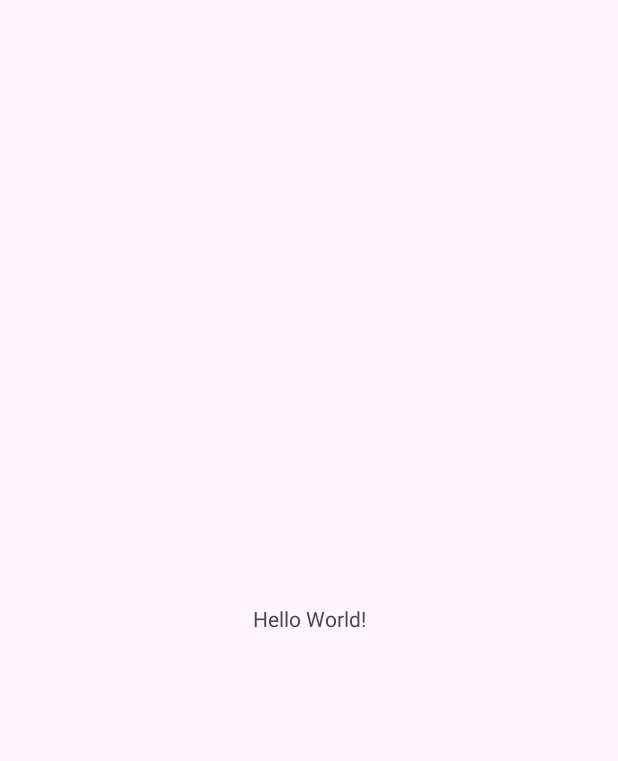
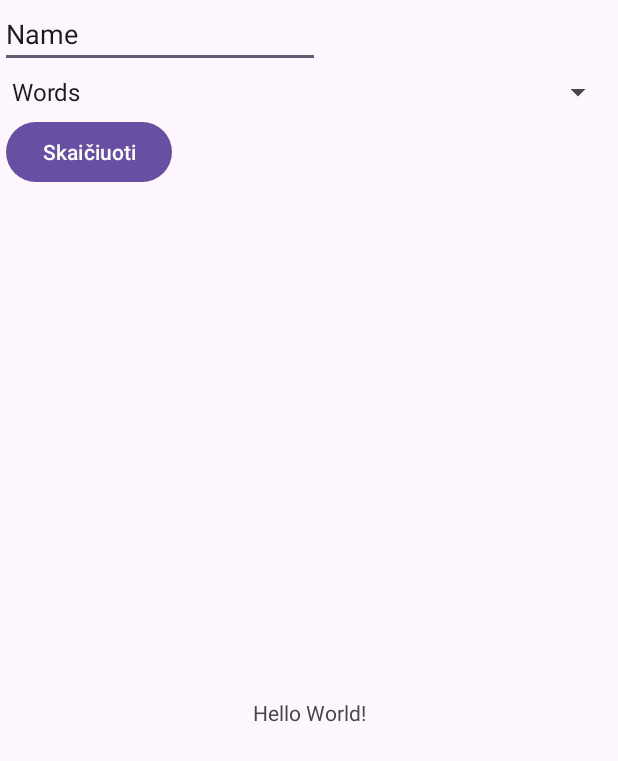
Before and after one commit to JotautasMasys/2LabDarb_10.03, an Android app: the screen it shows after launch (MainActivity), on a phone screen of 412 x 824 dp. Before the commit the part shown is almost empty. Shown: the top 761 px of the screen. Run offline under Robolectric (Android 15) with nearby library versions, the phone set to English and light mode, and no system bars.

Commit message:
Antras commit

```diff
--- a/app/src/main/java/com/example/a2labdarb_1003/MainActivity.java
+++ b/app/src/main/java/com/example/a2labdarb_1003/MainActivity.java
@@ -3,12 +3,64 @@ package com.example.a2labdarb_1003;
 import androidx.appcompat.app.AppCompatActivity;
 
 import android.os.Bundle;
+import android.view.View;
+import android.widget.ArrayAdapter;
+import android.widget.Button;
+import android.widget.EditText;
+import android.util.Log;
+import android.widget.Spinner;
+import android.widget.TextView;
+import android.widget.Toast;
+
 
 public class MainActivity extends AppCompatActivity {
+
+    EditText editUserInput;
+    Button btnCount;
+
+    TextView tvMain;
+
+    TextCounter textCounter;
+
+    Spinner spinSelectionOptions;
 
     @Override
     protected void onCreate(Bundle savedInstanceState) {
         super.onCreate(savedInstanceState);
         setContentView(R.layout.activity_main);
+
+        this.editUserInput = findViewById(R.id.editUserInput);
+        this.btnCount = findViewById(R.id.btnCount);
+        this.tvMain = findViewById(R.id.tvMain);
+
+        this.spinSelectionOptions = (Spinner) findViewById(R.id.spinSelectionOptions);
+        ArrayAdapter<CharSequence> adapter = ArrayAdapter.createFromResource(
+                this,
+                R.array.selection_options,
+                android.R.layout.simple_spinner_item
+        );
+
+        adapter.setDropDownViewResource(android.R.layout.simple_spinner_dropdown_item);
+        this.spinSelectionOptions.setAdapter(adapter);
+
+        textCounter = new TextCounter();
+    }
+
+    public void onBtnCountClick(View view) {
+        String selectedItem = this.spinSelectionOptions.getSelectedItem().toString();
+        if(selectedItem.equalsIgnoreCase("Symbols")){
+            int result = TextCounter.countSymbols(this.editUserInput.getText().toString());
+            Log.i("CountResult", String.valueOf(result));
+
+            this.tvMain.setText(String.valueOf(result));
+        }
+        else if(selectedItem.equalsIgnoreCase("Words")){
+            int result = textCounter.countWords(this.editUserInput.getText().toString());
+            Log.i("CountResult", String.valueOf(result));
+
+            this.tvMain.setText(String.valueOf(result));
+        } else{
+            Toast.makeText(this, "Not implemented", Toast.LENGTH_LONG).show();
+        }
     }
 }
--- /dev/null
+++ b/app/src/main/java/com/example/a2labdarb_1003/TextCounter.java
@@ -0,0 +1,15 @@
+package com.example.a2labdarb_1003;
+
+public class TextCounter {
+    public static int countSymbols(String phrase){
+        return phrase.length();
+    }
+
+    public static int countWords (String text){
+        if(text == null || text.isEmpty()){
+            return 0;
+        }
+        String[] words = text.trim().split("\\s+");
+        return words.length;
+    }
+}
--- a/app/src/main/res/layout/activity_main.xml
+++ b/app/src/main/res/layout/activity_main.xml
@@ -7,12 +7,42 @@
     tools:context=".MainActivity">
 
     <TextView
+        android:id="@+id/tvMain"
         android:layout_width="wrap_content"
         android:layout_height="wrap_content"
         android:text="Hello World!"
         app:layout_constraintBottom_toBottomOf="parent"
         app:layout_constraintEnd_toEndOf="parent"
         app:layout_constraintStart_toStartOf="parent"
+        app:layout_constraintTop_toBottomOf="@+id/btnCount" />
+
+    <EditText
+        android:id="@+id/editUserInput"
+        android:layout_width="wrap_content"
+        android:layout_height="wrap_content"
+        android:ems="10"
+        android:inputType="text"
+        android:text="Name"
+        app:layout_constraintStart_toStartOf="parent"
         app:layout_constraintTop_toTopOf="parent" />
 
+    <Spinner
+        android:id="@+id/spinSelectionOptions"
+        android:layout_width="409dp"
+        android:layout_height="wrap_content"
+        android:layout_marginTop="4dp"
+        app:layout_constraintStart_toStartOf="parent"
+        app:layout_constraintTop_toBottomOf="@+id/editUserInput" />
+
+    <Button
+        android:id="@+id/btnCount"
+        android:layout_width="wrap_content"
+        android:layout_height="wrap_content"
+        android:layout_marginStart="4dp"
+        android:layout_marginTop="4dp"
+        android:text="Skaičiuoti"
+        android:onClick="onButtonCountClick"
+        app:layout_constraintStart_toStartOf="parent"
+        app:layout_constraintTop_toBottomOf="@+id/spinSelectionOptions" />
+
 </androidx.constraintlayout.widget.ConstraintLayout>
--- a/app/src/main/res/values/strings.xml
+++ b/app/src/main/res/values/strings.xml
@@ -1,3 +1,7 @@
 <resources>
     <string name="app_name">2LabDarb_10.03</string>
+    <string-array name="selection_options">
+        <item>Words</item>
+        <item>Symbols</item>
+    </string-array>
 </resources>
```
